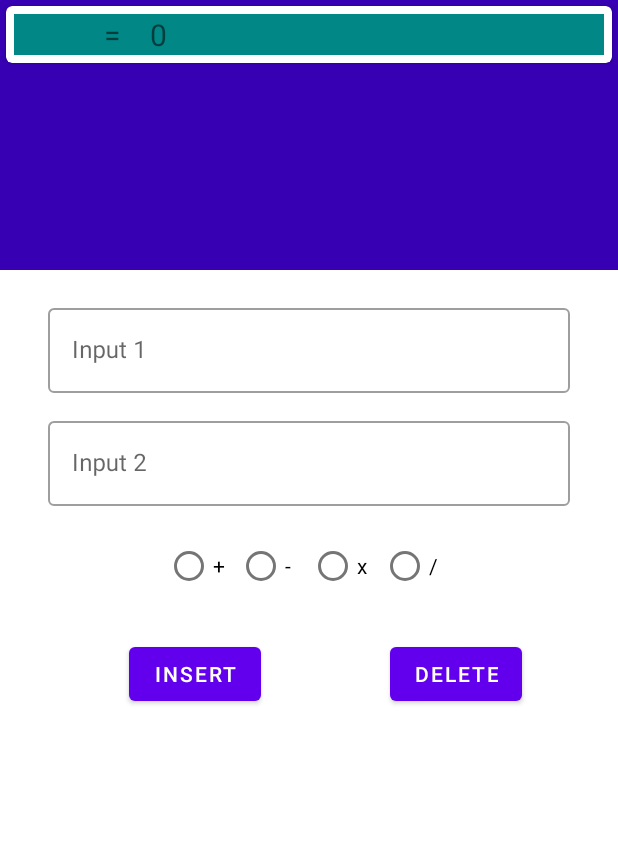
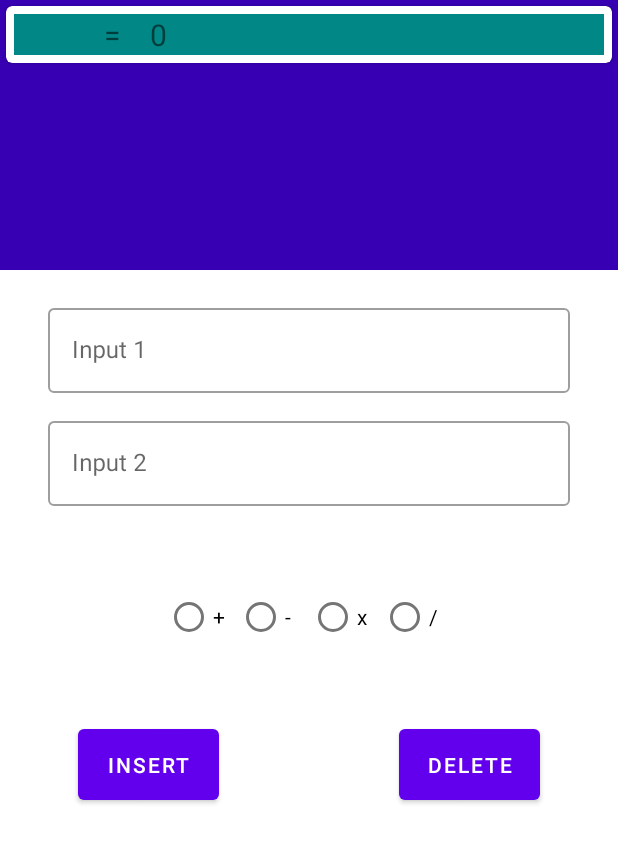
Before and after one commit to Arkade7/kalkulator_radio, an Android app: the screen it shows after launch (MainActivity), after a tap on "INSERT", on a phone screen of 412 x 824 dp. Shown: the top 843 px of the screen. Run offline under Robolectric (Android 15) with nearby library versions, the phone set to English and light mode, and no system bars.

Commit message:
update 4

```diff
--- a/app/src/main/res/layout/activity_main.xml
+++ b/app/src/main/res/layout/activity_main.xml
@@ -62,7 +62,7 @@
         android:orientation="horizontal"
         android:layout_width="wrap_content"
         android:layout_height="wrap_content"
-        android:layout_marginTop="16dp"
+        android:layout_marginTop="50dp"
         app:layout_constraintEnd_toEndOf="parent"
         app:layout_constraintStart_toStartOf="parent"
         app:layout_constraintTop_toBottomOf="@+id/textInputLayout">
@@ -101,23 +101,24 @@
 
         <Button
             android:id="@+id/button_delete"
-            android:layout_width="wrap_content"
-            android:layout_height="wrap_content"
-            android:layout_marginTop="425dp"
-            android:layout_marginEnd="64dp"
+            android:layout_width="94dp"
+            android:layout_height="59dp"
+            android:layout_marginTop="480dp"
+            android:layout_marginEnd="52dp"
             android:text="delete"
             app:layout_constraintEnd_toEndOf="parent"
             app:layout_constraintTop_toTopOf="parent" />
 
         <Button
             android:id="@+id/button_insert"
-            android:layout_width="wrap_content"
-            android:layout_height="wrap_content"
-            android:layout_marginStart="32dp"
-            android:layout_marginTop="425dp"
+            android:layout_width="94dp"
+            android:layout_height="59dp"
+            android:layout_marginStart="52dp"
+            android:layout_marginTop="480dp"
             android:layout_marginEnd="32dp"
             android:text="insert"
             app:layout_constraintEnd_toStartOf="@+id/button_delete"
+            app:layout_constraintHorizontal_bias="0.0"
             app:layout_constraintStart_toStartOf="parent"
             app:layout_constraintTop_toTopOf="parent" />
     </androidx.constraintlayout.widget.ConstraintLayout>
```
